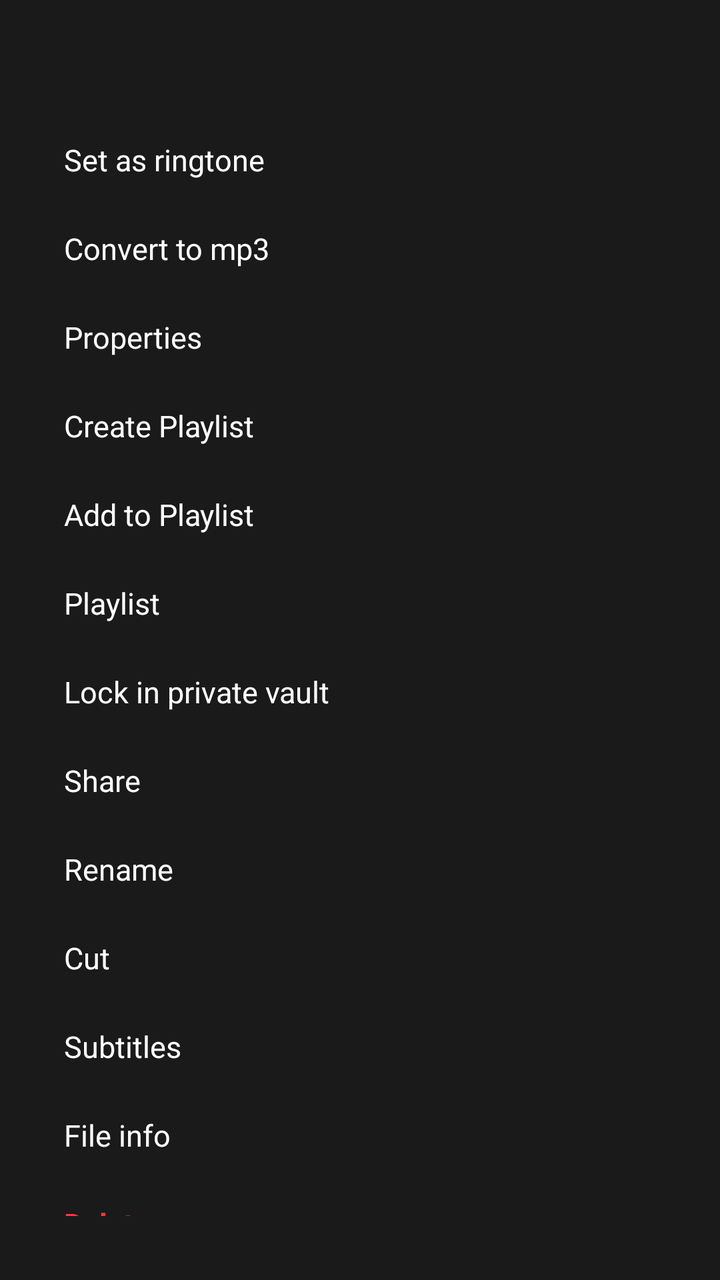
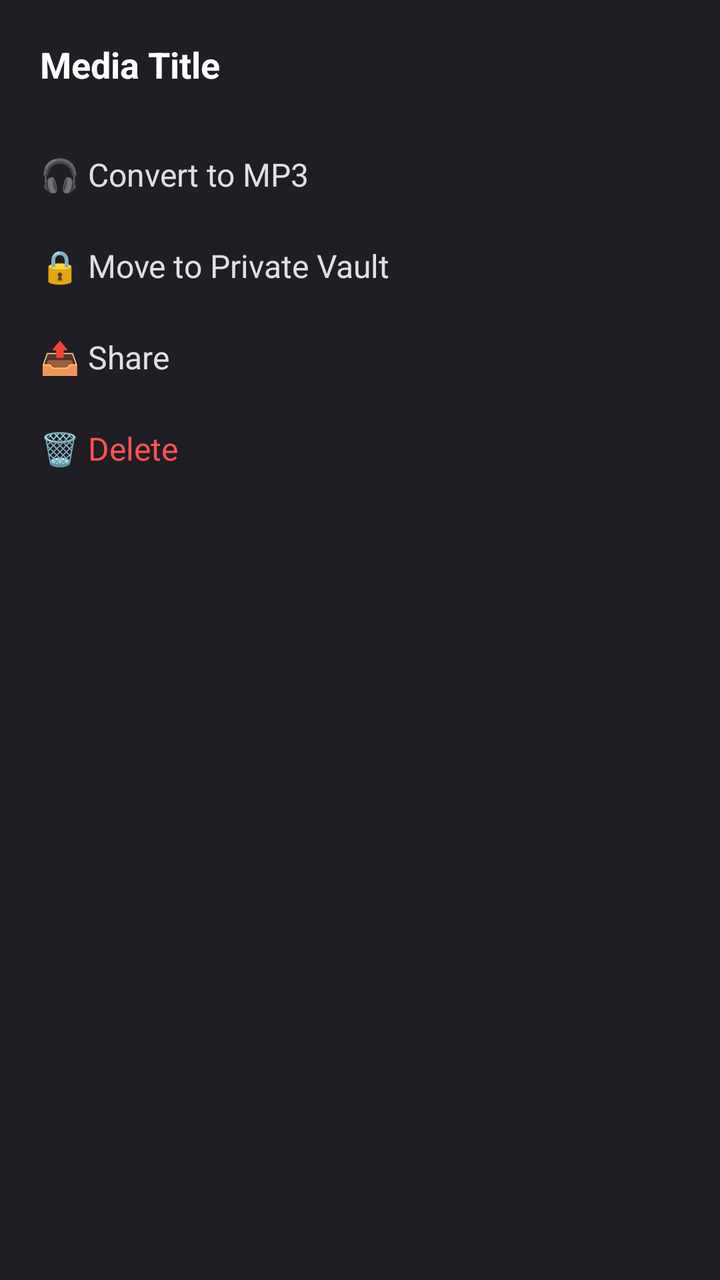

Screens rendered from an Android XML layout before and after an edit, with the pre-edit source and the edit as a unified diff.
<!-- AndroidManifest.xml: application theme Theme.AppCompat.DayNight.NoActionBar -->
<!-- res/layout/dialog_list_menu.xml -->
<?xml version="1.0" encoding="utf-8"?>
<LinearLayout xmlns:android="http://schemas.android.com/apk/res/android"
    android:layout_width="match_parent"
    android:layout_height="wrap_content"
    android:orientation="vertical"
    android:padding="20dp"
    android:background="#1A1A1A">

    <TextView android:id="@+id/menuMediaTitle" android:layout_width="match_parent" android:layout_height="wrap_content" android:textSize="16sp" android:textStyle="bold" android:textColor="#FFFFFF" android:layout_marginBottom="16dp" android:singleLine="true"/>
    
    
    <TextView android:id="@+id/menuSetRingtone" android:layout_width="match_parent" android:layout_height="wrap_content" android:text="Set as ringtone" android:textColor="#FFFFFF" android:padding="12dp" android:textSize="15sp"/>
    
    
    <TextView android:id="@+id/menuConvertMp3" android:layout_width="match_parent" android:layout_height="wrap_content" android:text="Convert to mp3" android:textColor="#FFFFFF" android:padding="12dp" android:textSize="15sp"/>
    <TextView android:id="@+id/menuProperties" android:layout_width="match_parent" android:layout_height="wrap_content" android:text="Properties" android:textColor="#FFFFFF" android:padding="12dp" android:textSize="15sp"/>

    
    <TextView android:id="@+id/menuCreatePlaylist" android:layout_width="match_parent" android:layout_height="wrap_content" android:text="Create Playlist" android:textColor="#FFFFFF" android:padding="12dp" android:textSize="15sp"/>
    <TextView android:id="@+id/menuAddToPlaylist" android:layout_width="match_parent" android:layout_height="wrap_content" android:text="Add to Playlist" android:textColor="#FFFFFF" android:padding="12dp" android:textSize="15sp"/>
    <TextView android:id="@+id/menuPlaylist" android:layout_width="match_parent" android:layout_height="wrap_content" android:text="Playlist" android:textColor="#FFFFFF" android:padding="12dp" android:textSize="15sp"/>
    <TextView android:id="@+id/menuLockVault" android:layout_width="match_parent" android:layout_height="wrap_content" android:text="Lock in private vault" android:textColor="#FFFFFF" android:padding="12dp" android:textSize="15sp"/>
    <TextView android:id="@+id/menuShare" android:layout_width="match_parent" android:layout_height="wrap_content" android:text="Share" android:textColor="#FFFFFF" android:padding="12dp" android:textSize="15sp"/>
    <TextView android:id="@+id/menuRename" android:layout_width="match_parent" android:layout_height="wrap_content" android:text="Rename" android:textColor="#FFFFFF" android:padding="12dp" android:textSize="15sp"/>
    <TextView android:id="@+id/menuCut" android:layout_width="match_parent" android:layout_height="wrap_content" android:text="Cut" android:textColor="#FFFFFF" android:padding="12dp" android:textSize="15sp"/>
    <TextView android:id="@+id/menuSubtitles" android:layout_width="match_parent" android:layout_height="wrap_content" android:text="Subtitles" android:textColor="#FFFFFF" android:padding="12dp" android:textSize="15sp"/>
    <TextView android:id="@+id/menuFileInfo" android:layout_width="match_parent" android:layout_height="wrap_content" android:text="File info" android:textColor="#FFFFFF" android:padding="12dp" android:textSize="15sp"/>
    
    
    <TextView android:id="@+id/menuDelete" android:layout_width="match_parent" android:layout_height="wrap_content" android:text="Delete" android:textColor="#FF3B30" android:textStyle="bold" android:padding="12dp" android:textSize="15sp"/>
</LinearLayout>
<!-- resources referenced by this layout -->
<resources>

</resources>

<!-- the commit's change to res/layout/dialog_list_menu.xml (unified diff, before → after) -->
@@ -2,30 +2,55 @@
 <LinearLayout xmlns:android="http://schemas.android.com/apk/res/android"
     android:layout_width="match_parent"
     android:layout_height="wrap_content"
+    android:background="#1E1E24"
     android:orientation="vertical"
-    android:padding="20dp"
-    android:background="#1A1A1A">
+    android:padding="20dp">
 
-    <TextView android:id="@+id/menuMediaTitle" android:layout_width="match_parent" android:layout_height="wrap_content" android:textSize="16sp" android:textStyle="bold" android:textColor="#FFFFFF" android:layout_marginBottom="16dp" android:singleLine="true"/>
-    
-    
-    <TextView android:id="@+id/menuSetRingtone" android:layout_width="match_parent" android:layout_height="wrap_content" android:text="Set as ringtone" android:textColor="#FFFFFF" android:padding="12dp" android:textSize="15sp"/>
-    
-    
-    <TextView android:id="@+id/menuConvertMp3" android:layout_width="match_parent" android:layout_height="wrap_content" android:text="Convert to mp3" android:textColor="#FFFFFF" android:padding="12dp" android:textSize="15sp"/>
-    <TextView android:id="@+id/menuProperties" android:layout_width="match_parent" android:layout_height="wrap_content" android:text="Properties" android:textColor="#FFFFFF" android:padding="12dp" android:textSize="15sp"/>
+    <TextView
+        android:id="@+id/menuMediaTitle"
+        android:layout_width="match_parent"
+        android:layout_height="wrap_content"
+        android:text="Media Title"
+        android:textColor="#FFFFFF"
+        android:textSize="18sp"
+        android:textStyle="bold"
+        android:layout_marginBottom="20dp"
+        android:singleLine="true"
+        android:ellipsize="marquee"/>
 
-    
-    <TextView android:id="@+id/menuCreatePlaylist" android:layout_width="match_parent" android:layout_height="wrap_content" android:text="Create Playlist" android:textColor="#FFFFFF" android:padding="12dp" android:textSize="15sp"/>
-    <TextView android:id="@+id/menuAddToPlaylist" android:layout_width="match_parent" android:layout_height="wrap_content" android:text="Add to Playlist" android:textColor="#FFFFFF" android:padding="12dp" android:textSize="15sp"/>
-    <TextView android:id="@+id/menuPlaylist" android:layout_width="match_parent" android:layout_height="wrap_content" android:text="Playlist" android:textColor="#FFFFFF" android:padding="12dp" android:textSize="15sp"/>
-    <TextView android:id="@+id/menuLockVault" android:layout_width="match_parent" android:layout_height="wrap_content" android:text="Lock in private vault" android:textColor="#FFFFFF" android:padding="12dp" android:textSize="15sp"/>
-    <TextView android:id="@+id/menuShare" android:layout_width="match_parent" android:layout_height="wrap_content" android:text="Share" android:textColor="#FFFFFF" android:padding="12dp" android:textSize="15sp"/>
-    <TextView android:id="@+id/menuRename" android:layout_width="match_parent" android:layout_height="wrap_content" android:text="Rename" android:textColor="#FFFFFF" android:padding="12dp" android:textSize="15sp"/>
-    <TextView android:id="@+id/menuCut" android:layout_width="match_parent" android:layout_height="wrap_content" android:text="Cut" android:textColor="#FFFFFF" android:padding="12dp" android:textSize="15sp"/>
-    <TextView android:id="@+id/menuSubtitles" android:layout_width="match_parent" android:layout_height="wrap_content" android:text="Subtitles" android:textColor="#FFFFFF" android:padding="12dp" android:textSize="15sp"/>
-    <TextView android:id="@+id/menuFileInfo" android:layout_width="match_parent" android:layout_height="wrap_content" android:text="File info" android:textColor="#FFFFFF" android:padding="12dp" android:textSize="15sp"/>
-    
-    
-    <TextView android:id="@+id/menuDelete" android:layout_width="match_parent" android:layout_height="wrap_content" android:text="Delete" android:textColor="#FF3B30" android:textStyle="bold" android:padding="12dp" android:textSize="15sp"/>
+    <TextView
+        android:id="@+id/menuConvertToMp3"
+        android:layout_width="match_parent"
+        android:layout_height="wrap_content"
+        android:text="🎧 Convert to MP3"
+        android:textColor="#E0E0E0"
+        android:textSize="16sp"
+        android:paddingVertical="12dp"/>
+
+    <TextView
+        android:id="@+id/menuLockVault"
+        android:layout_width="match_parent"
+        android:layout_height="wrap_content"
+        android:text="🔒 Move to Private Vault"
+        android:textColor="#E0E0E0"
+        android:textSize="16sp"
+        android:paddingVertical="12dp"/>
+
+    <TextView
+        android:id="@+id/menuShare"
+        android:layout_width="match_parent"
+        android:layout_height="wrap_content"
+        android:text="📤 Share"
+        android:textColor="#E0E0E0"
+        android:textSize="16sp"
+        android:paddingVertical="12dp"/>
+
+    <TextView
+        android:id="@+id/menuDelete"
+        android:layout_width="match_parent"
+        android:layout_height="wrap_content"
+        android:text="🗑️ Delete"
+        android:textColor="#FF5252"
+        android:textSize="16sp"
+        android:paddingVertical="12dp"/>
 </LinearLayout>
